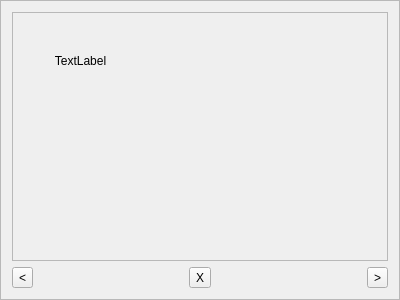
Qt form app/src/ui/gifframepreviewer.ui (sendevent/lsc) before a commit.
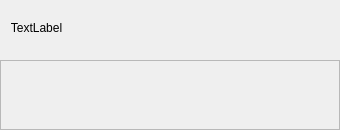
The same form after that commit.

Patch:
```diff
--- a/app/src/ui/gifframepreviewer.ui
+++ b/app/src/ui/gifframepreviewer.ui
@@ -6,33 +6,36 @@
    <rect>
     <x>0</x>
     <y>0</y>
-    <width>400</width>
-    <height>300</height>
+    <width>340</width>
+    <height>130</height>
    </rect>
   </property>
   <property name="windowTitle">
    <string>Frame</string>
   </property>
   <property name="frameShape">
-   <enum>QFrame::StyledPanel</enum>
+   <enum>QFrame::NoFrame</enum>
   </property>
-  <property name="frameShadow">
-   <enum>QFrame::Raised</enum>
-  </property>
-  <layout class="QGridLayout" name="gridLayout">
-   <item row="0" column="0">
+  <layout class="QVBoxLayout" name="verticalLayout" stretch="10,4">
+   <property name="leftMargin">
+    <number>0</number>
+   </property>
+   <property name="rightMargin">
+    <number>0</number>
+   </property>
+   <property name="bottomMargin">
+    <number>0</number>
+   </property>
+   <item>
     <widget class="QFrame" name="frame">
      <property name="frameShape">
-      <enum>QFrame::StyledPanel</enum>
-     </property>
-     <property name="frameShadow">
-      <enum>QFrame::Raised</enum>
+      <enum>QFrame::NoFrame</enum>
      </property>
      <widget class="QLabel" name="previewLabel">
       <property name="geometry">
        <rect>
-        <x>40</x>
-        <y>40</y>
+        <x>8</x>
+        <y>8</y>
         <width>57</width>
         <height>18</height>
        </rect>
@@ -46,56 +49,30 @@
      </widget>
     </widget>
    </item>
-   <item row="1" column="0">
-    <layout class="QHBoxLayout" name="horizontalLayout">
-     <item>
-      <widget class="QToolButton" name="btnPrev">
-       <property name="text">
-        <string>&lt;</string>
-       </property>
-      </widget>
-     </item>
-     <item>
-      <spacer name="horizontalSpacer">
-       <property name="orientation">
-        <enum>Qt::Horizontal</enum>
-       </property>
-       <property name="sizeHint" stdset="0">
-        <size>
-         <width>40</width>
-         <height>20</height>
-        </size>
-       </property>
-      </spacer>
-     </item>
-     <item>
-      <widget class="QToolButton" name="btnRemove">
-       <property name="text">
-        <string>X</string>
-       </property>
-      </widget>
-     </item>
-     <item>
-      <spacer name="horizontalSpacer_2">
-       <property name="orientation">
-        <enum>Qt::Horizontal</enum>
-       </property>
-       <property name="sizeHint" stdset="0">
-        <size>
-         <width>40</width>
-         <height>20</height>
-        </size>
-       </property>
-      </spacer>
-     </item>
-     <item>
-      <widget class="QToolButton" name="btnNext">
-       <property name="text">
-        <string>&gt;</string>
-       </property>
-      </widget>
-     </item>
-    </layout>
+   <item>
+    <widget class="QScrollArea" name="scrollArea">
+     <property name="widgetResizable">
+      <bool>true</bool>
+     </property>
+     <property name="alignment">
+      <set>Qt::AlignCenter</set>
+     </property>
+     <widget class="QWidget" name="scrollAreaWidgetContents">
+      <property name="geometry">
+       <rect>
+        <x>0</x>
+        <y>0</y>
+        <width>336</width>
+        <height>70</height>
+       </rect>
+      </property>
+      <layout class="QGridLayout" name="gridLayout">
+       <item row="0" column="0">
+        <widget class="QWidget" name="thumbsHolder" native="true"/>
+       </item>
+      </layout>
+     </widget>
+    </widget>
    </item>
   </layout>
  </widget>
```
